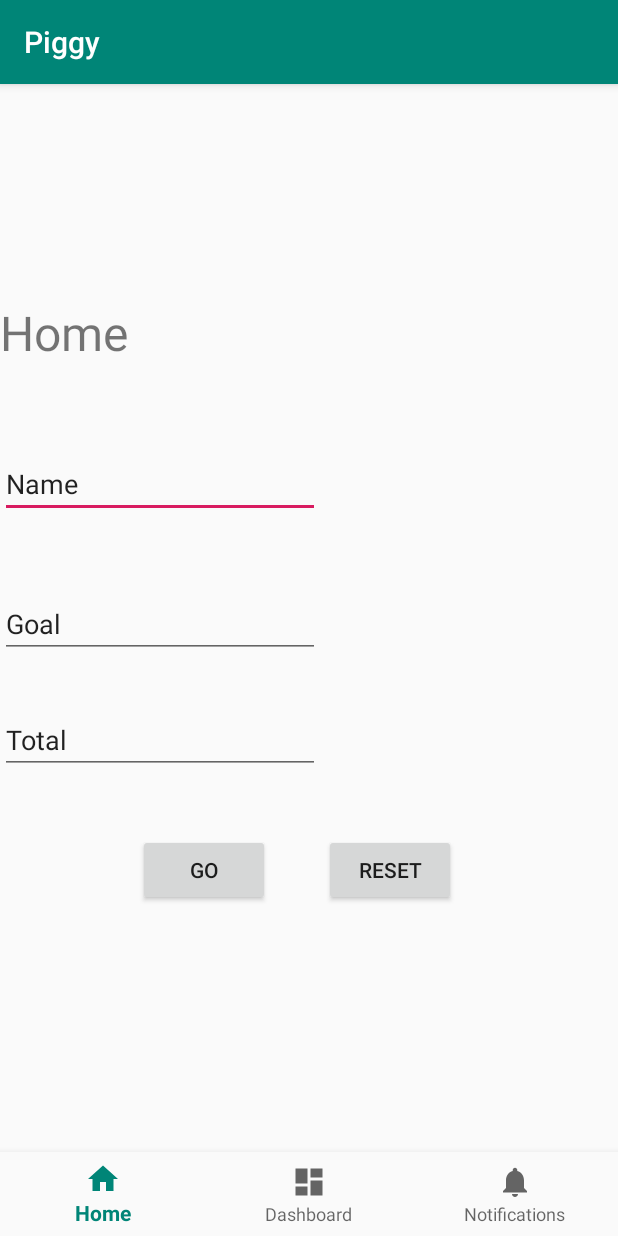
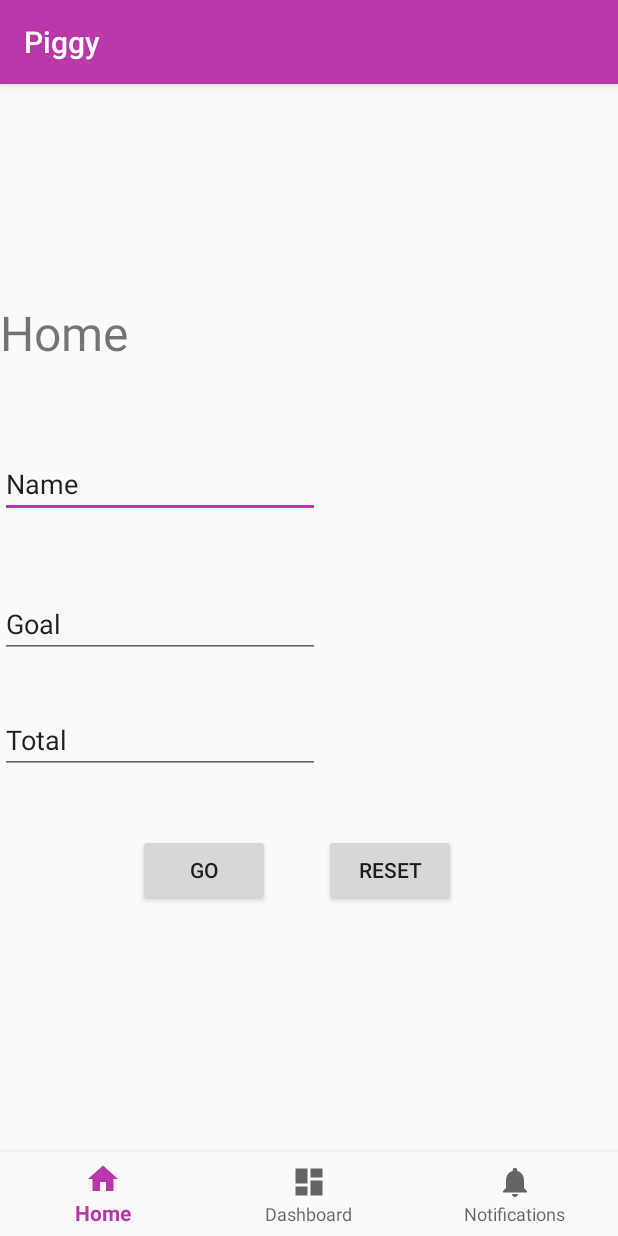
Before and after one commit to NivedithaK/Piggy, an Android app: the screen it shows after launch (MainActivity), on a phone screen of 412 x 824 dp. Run offline under Robolectric (Android 15) with nearby library versions, the phone set to English and light mode, and no system bars.

Commit message:
Update colors.xml

```diff
--- a/Piggy/app/src/main/res/values/colors.xml
+++ b/Piggy/app/src/main/res/values/colors.xml
@@ -1,6 +1,6 @@
 <?xml version="1.0" encoding="utf-8"?>
 <resources>
-    <color name="colorPrimary">#008577</color>
-    <color name="colorPrimaryDark">#00574B</color>
-    <color name="colorAccent">#D81B60</color>
+    <color name="colorPrimary">#BA37AA</color>
+    <color name="colorPrimaryDark">#BA37AA</color>
+    <color name="colorAccent">#BA37AA</color>
 </resources>
```
